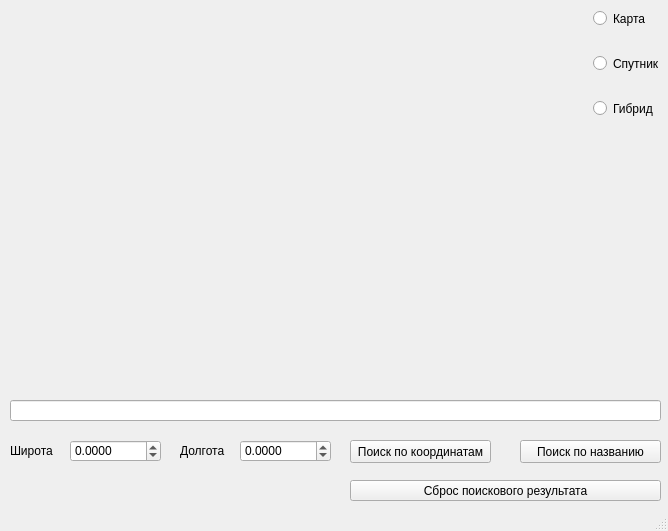
Old version of the form map.ui in the repository pusheen1024/map.
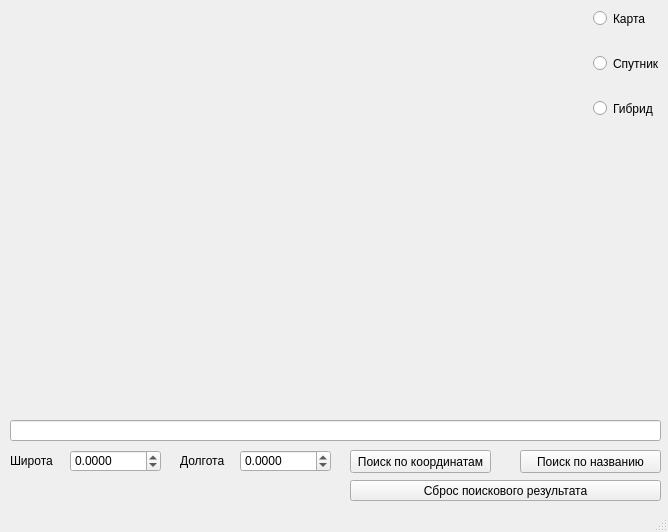
New version of the form.

```diff
--- a/map.ui
+++ b/map.ui
@@ -7,7 +7,7 @@
     <x>0</x>
     <y>0</y>
     <width>668</width>
-    <height>531</height>
+    <height>532</height>
    </rect>
   </property>
   <property name="windowTitle">
@@ -31,7 +31,7 @@
     <property name="geometry">
      <rect>
       <x>70</x>
-      <y>440</y>
+      <y>450</y>
       <width>91</width>
       <height>22</height>
      </rect>
@@ -50,7 +50,7 @@
     <property name="geometry">
      <rect>
       <x>240</x>
-      <y>440</y>
+      <y>450</y>
       <width>91</width>
       <height>22</height>
      </rect>
@@ -69,7 +69,7 @@
     <property name="geometry">
      <rect>
       <x>10</x>
-      <y>440</y>
+      <y>450</y>
       <width>47</width>
       <height>21</height>
      </rect>
@@ -82,7 +82,7 @@
     <property name="geometry">
      <rect>
       <x>180</x>
-      <y>440</y>
+      <y>450</y>
       <width>47</width>
       <height>21</height>
      </rect>
@@ -95,7 +95,7 @@
     <property name="geometry">
      <rect>
       <x>350</x>
-      <y>440</y>
+      <y>450</y>
       <width>141</width>
       <height>23</height>
      </rect>
@@ -156,7 +156,7 @@
     <property name="geometry">
      <rect>
       <x>10</x>
-      <y>400</y>
+      <y>420</y>
       <width>651</width>
       <height>21</height>
      </rect>
@@ -166,7 +166,7 @@
     <property name="geometry">
      <rect>
       <x>520</x>
-      <y>440</y>
+      <y>450</y>
       <width>141</width>
       <height>23</height>
      </rect>
@@ -188,6 +188,19 @@
      <string>Сброс поискового результата</string>
     </property>
    </widget>
+   <widget class="QLabel" name="addressField">
+    <property name="geometry">
+     <rect>
+      <x>10</x>
+      <y>390</y>
+      <width>651</width>
+      <height>16</height>
+     </rect>
+    </property>
+    <property name="text">
+     <string/>
+    </property>
+   </widget>
   </widget>
   <widget class="QStatusBar" name="statusBar"/>
  </widget>
```
